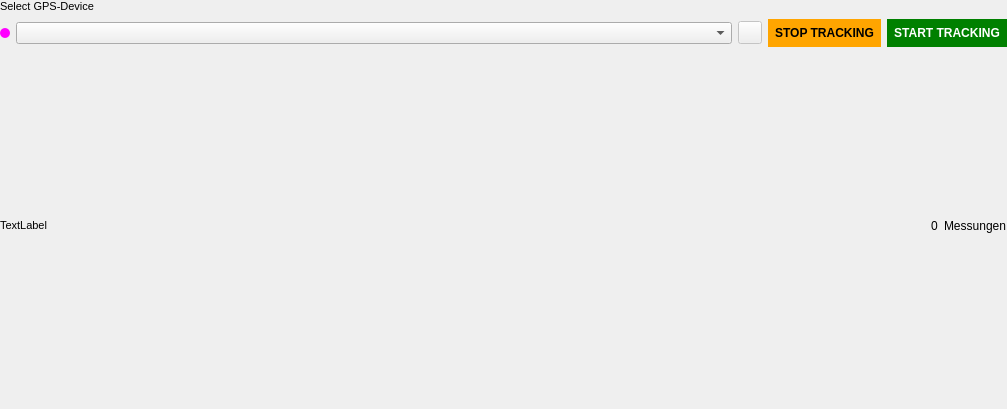
Above: gnavs/gui/recording/recording.ui from b-lack/qgis-gnavs-plugin before the change. Below: the same form after it.
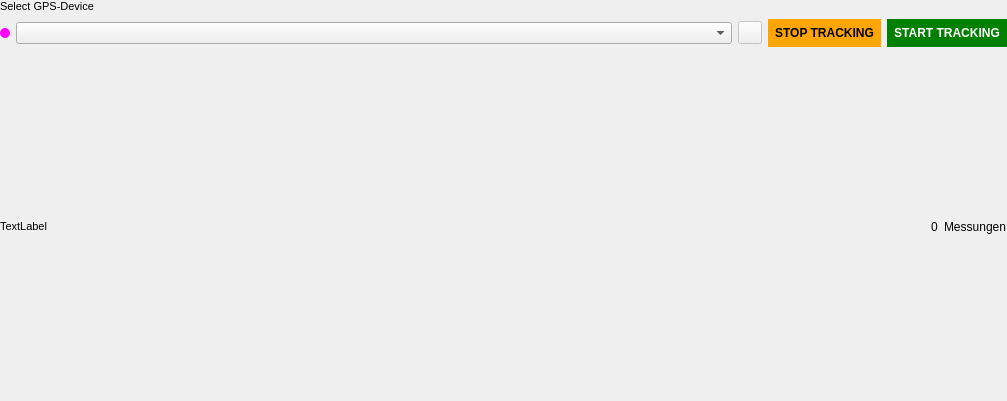
That is the form after the change.

What changed in the file:
```diff
--- a/gnavs/gui/recording/recording.ui
+++ b/gnavs/gui/recording/recording.ui
@@ -7,7 +7,7 @@
     <x>0</x>
     <y>0</y>
     <width>1007</width>
-    <height>409</height>
+    <height>401</height>
    </rect>
   </property>
   <property name="windowTitle">
@@ -32,7 +32,7 @@
       <number>0</number>
      </property>
      <property name="bottomMargin">
-      <number>10</number>
+      <number>0</number>
      </property>
      <item>
       <widget class="QLabel" name="label">
```
